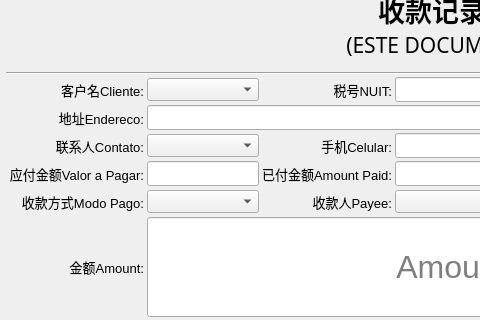
golden7602/zion, file Ui/FormReceivableEdit.ui: the form before one commit; both pictures show x 0 to 480 and y 0 to 320 of the 762 by 489 pixel window.
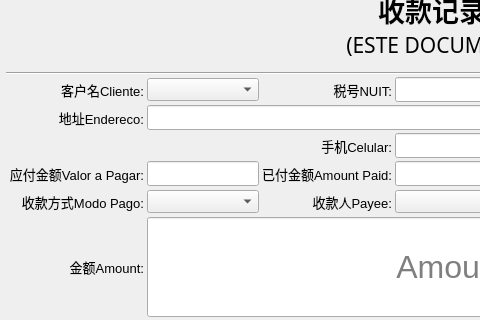
The form after the commit. Icons and pictures are not drawn.

The edit to the form file:
```diff
--- a/Ui/FormReceivableEdit.ui
+++ b/Ui/FormReceivableEdit.ui
@@ -619,28 +619,6 @@
      <item row="0" column="2">
       <widget class="QComboBox" name="fCustomerID"/>
      </item>
-     <item row="2" column="0">
-      <widget class="QLabel" name="label_11">
-       <property name="minimumSize">
-        <size>
-         <width>0</width>
-         <height>25</height>
-        </size>
-       </property>
-       <property name="sizeIncrement">
-        <size>
-         <width>0</width>
-         <height>25</height>
-        </size>
-       </property>
-       <property name="text">
-        <string>联系人Contato:</string>
-       </property>
-       <property name="alignment">
-        <set>Qt::AlignRight|Qt::AlignTrailing|Qt::AlignVCenter</set>
-       </property>
-      </widget>
-     </item>
      <item row="3" column="6">
       <widget class="QLineEdit" name="fArrears">
        <property name="minimumSize">
@@ -798,9 +776,6 @@
        </property>
       </widget>
      </item>
-     <item row="2" column="2">
-      <widget class="QComboBox" name="fEntryID"/>
-     </item>
     </layout>
    </item>
    <item>
```
Left out of the diff: 2 changed lines with no effect on the pictures.
